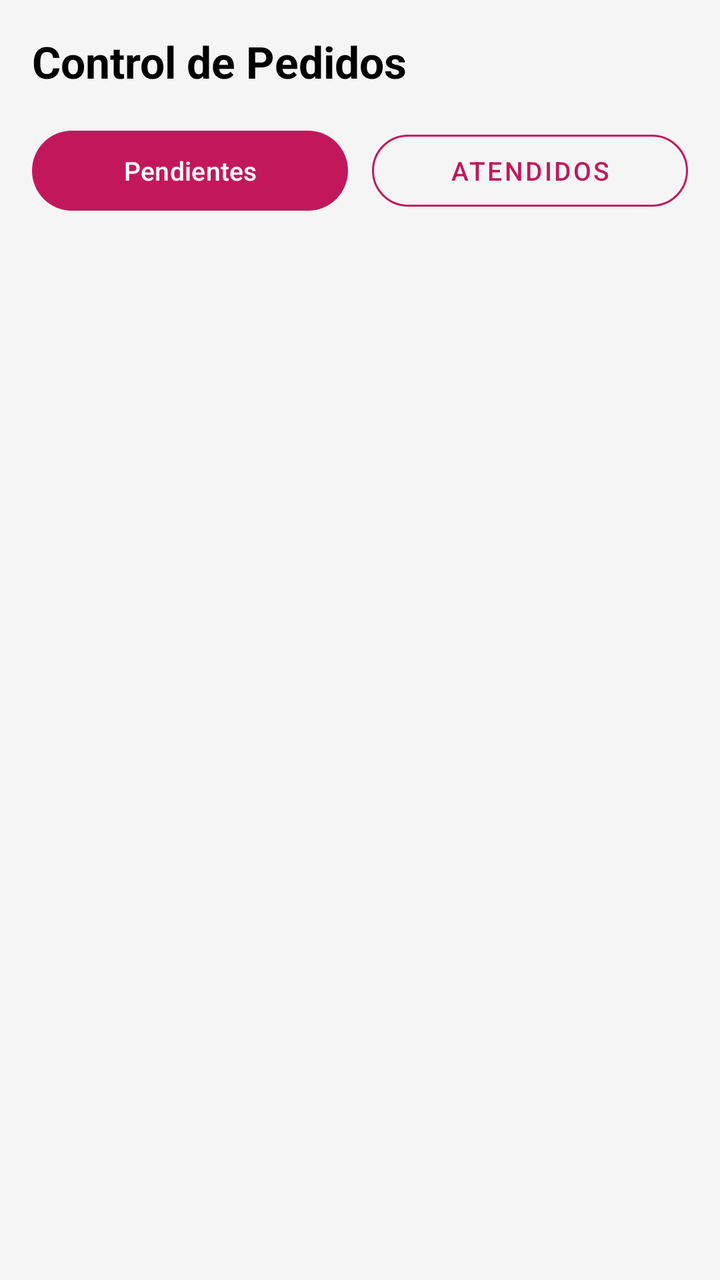
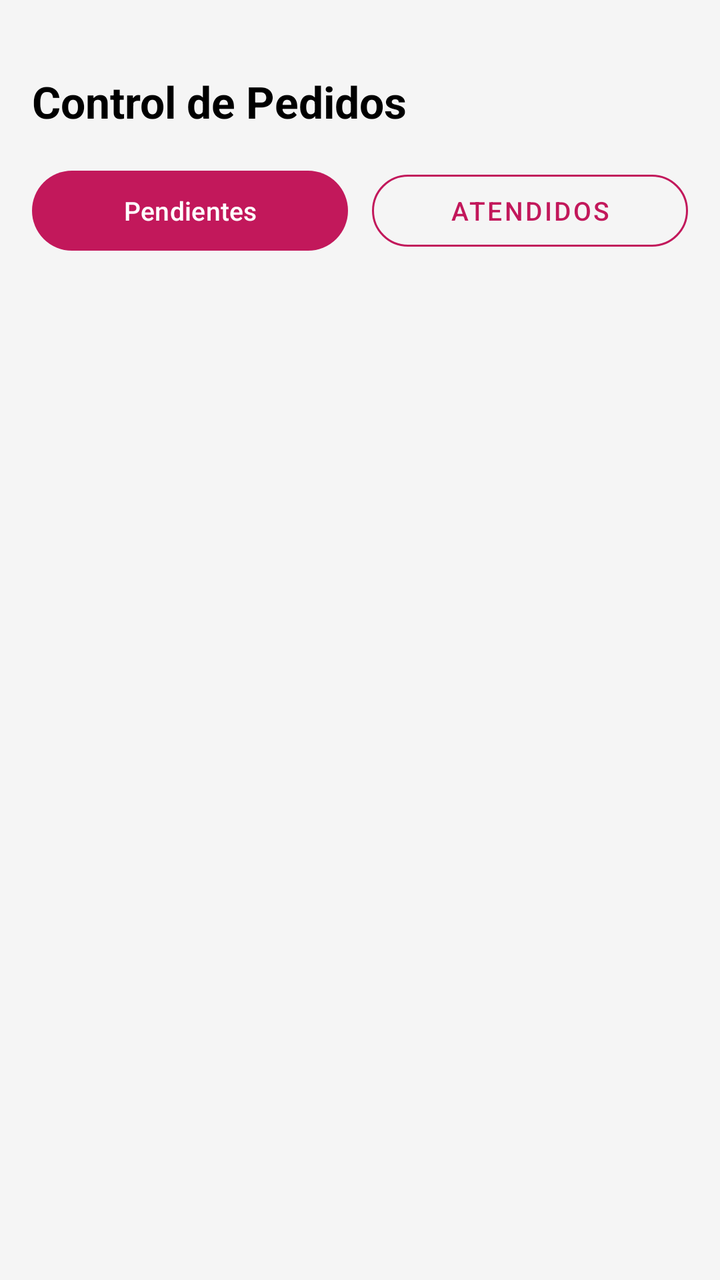

Screens rendered from an Android XML layout before and after an edit, with the pre-edit source and the edit as a unified diff.
<!-- AndroidManifest.xml: application theme Theme.ModaApp -->
<!-- res/layout/activity_pedidos.xml -->
<?xml version="1.0" encoding="utf-8"?>
<LinearLayout xmlns:android="http://schemas.android.com/apk/res/android"
    xmlns:app="http://schemas.android.com/apk/res-auto"
    xmlns:tools="http://schemas.android.com/tools"
    android:layout_width="match_parent"
    android:layout_height="match_parent"
    android:orientation="vertical"
    android:background="@color/fondo_gris"
    android:padding="16dp"
    tools:context=".PedidosActivity">

    
    <TextView
        android:layout_width="wrap_content"
        android:layout_height="wrap_content"
        android:text="Control de Pedidos"
        android:textSize="22sp"
        android:textStyle="bold"
        android:textColor="@color/black"
        android:layout_marginBottom="16dp" />

    
    <LinearLayout
        android:layout_width="match_parent"
        android:layout_height="wrap_content"
        android:orientation="horizontal"
        android:layout_marginBottom="16dp">

        <com.google.android.material.button.MaterialButton
            android:id="@+id/btnFiltroPendientes"
            android:layout_width="0dp"
            android:layout_height="wrap_content"
            android:layout_weight="1"
            android:layout_marginEnd="6dp"
            android:text="Pendientes"
            android:textSize="13sp"
            app:backgroundTint="@color/rosa_moda"
            app:cornerRadius="20dp" />

        <com.google.android.material.button.MaterialButton
            android:id="@+id/btnFiltroAtendidos"
            android:layout_width="0dp"
            android:layout_height="wrap_content"
            android:layout_weight="1"
            android:layout_marginStart="6dp"
            android:text="Atendidos"
            android:textSize="13sp"
            style="@style/Widget.MaterialComponents.Button.OutlinedButton"
            app:strokeColor="@color/rosa_moda"
            android:textColor="@color/rosa_moda"
            app:cornerRadius="20dp" />
    </LinearLayout>

    
    <androidx.recyclerview.widget.RecyclerView
        android:id="@+id/rvPedidos"
        android:layout_width="match_parent"
        android:layout_height="match_parent" />

</LinearLayout>
<!-- resources referenced by this layout -->
<resources>
  <color name="black">#FF000000</color>
  <color name="fondo_gris">#F5F5F5</color>
  <color name="rosa_moda">#C2185B</color>
  <style name="Theme.ModaApp" parent="Base.Theme.ModaApp" />
  <style name="Base.Theme.ModaApp" parent="Theme.Material3.DayNight.NoActionBar">
          
          <item name="colorPrimary">@color/rosa_moda</item>
          <item name="colorOnPrimary">@color/white</item>
  
          
          <item name="android:statusBarColor">@color/rosa_oscuro</item>
      </style>
  <color name="white">#FFFFFFFF</color>
  <color name="rosa_oscuro">#880E4F</color>
</resources>

<!-- the commit's change to res/layout/activity_pedidos.xml (unified diff, before → after) -->
@@ -6,10 +6,12 @@
     android:layout_height="match_parent"
     android:orientation="vertical"
     android:background="@color/fondo_gris"
-    android:padding="16dp"
+    android:paddingStart="16dp"
+    android:paddingEnd="16dp"
+    android:paddingTop="36dp"
+    android:paddingBottom="16dp"
     tools:context=".PedidosActivity">
 
-    
     <TextView
         android:layout_width="wrap_content"
         android:layout_height="wrap_content"
@@ -19,7 +21,6 @@
         android:textColor="@color/black"
         android:layout_marginBottom="16dp" />
 
-    
     <LinearLayout
         android:layout_width="match_parent"
         android:layout_height="wrap_content"
@@ -51,7 +52,6 @@
             app:cornerRadius="20dp" />
     </LinearLayout>
 
-    
     <androidx.recyclerview.widget.RecyclerView
         android:id="@+id/rvPedidos"
         android:layout_width="match_parent"
